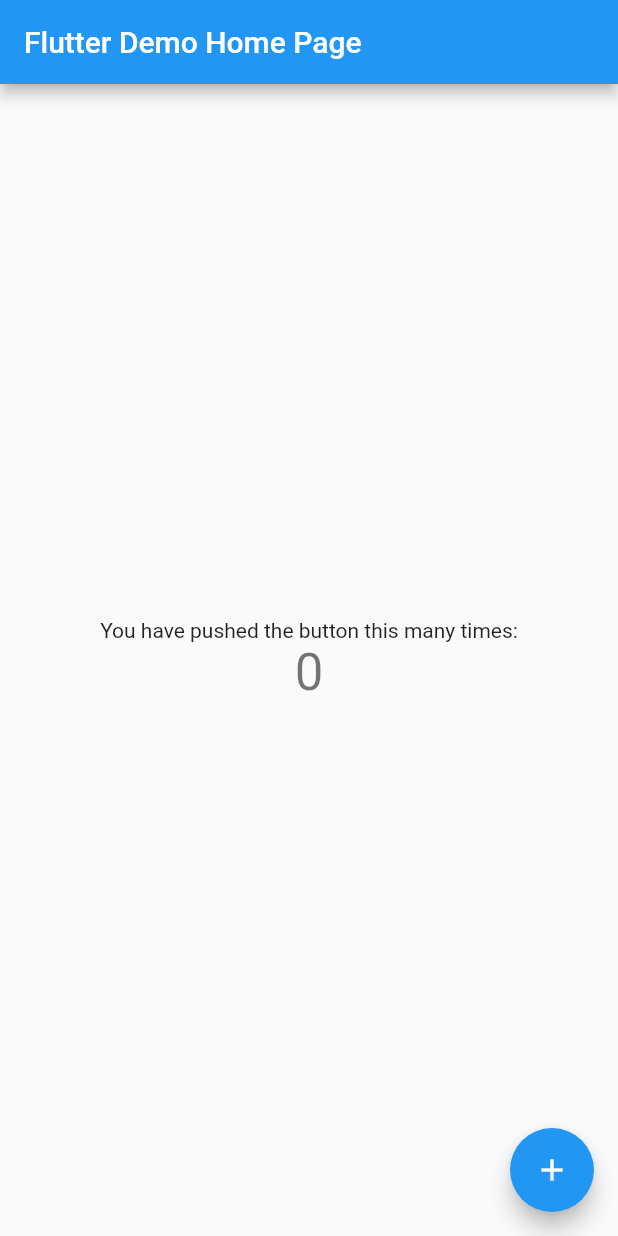
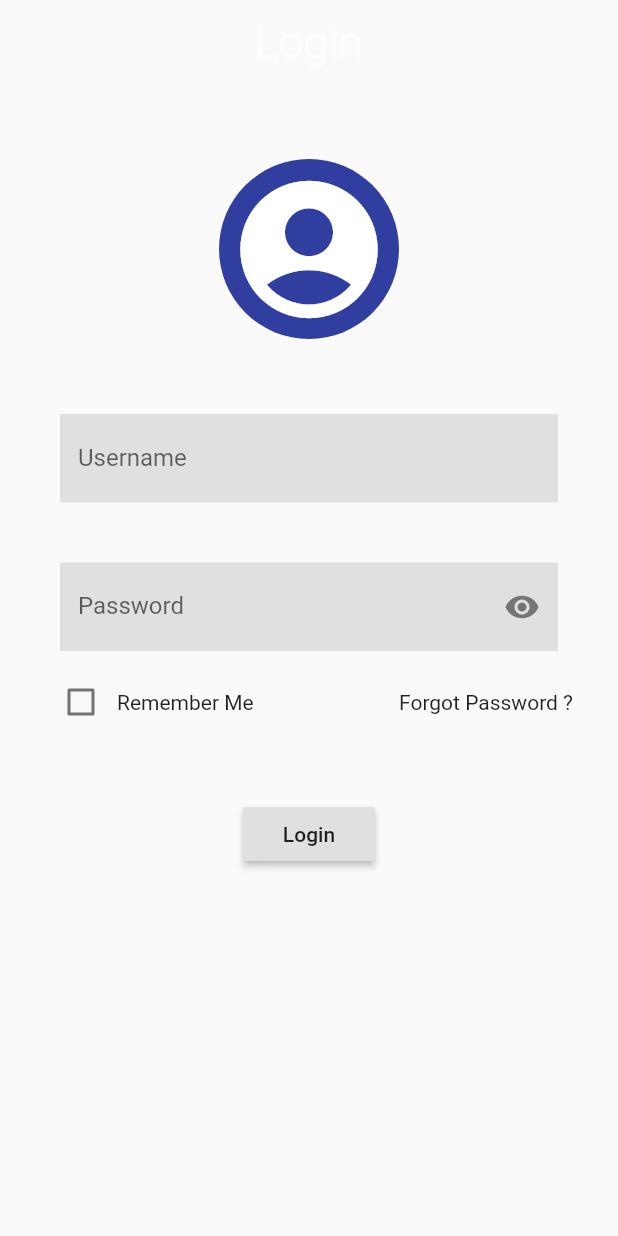
Before and after one commit to Android-Builds/flutter_login, a Flutter app: the screen it shows after launch, on a phone screen of 412 x 824 dp. Run offline on Flutter 3.47's test engine with Material 2 defaults, Android fonts, the phone set to English and light mode, and no system bars; our stand-ins replace shared_preferences.

Commit message:
Add login page

```diff
--- /dev/null
+++ b/lib/constatnts.dart
@@ -0,0 +1 @@
+String userid, password;
--- a/lib/main.dart
+++ b/lib/main.dart
@@ -1,111 +1,19 @@
 import 'package:flutter/material.dart';
+import 'package:login/pages/login.dart';
 
 void main() => runApp(MyApp());
 
 class MyApp extends StatelessWidget {
-  // This widget is the root of your application.
   @override
   Widget build(BuildContext context) {
     return MaterialApp(
-      title: 'Flutter Demo',
+      debugShowCheckedModeBanner: false,
+      title: 'Login',
       theme: ThemeData(
-        // This is the theme of your application.
-        //
-        // Try running your application with "flutter run". You'll see the
-        // application has a blue toolbar. Then, without quitting the app, try
-        // changing the primarySwatch below to Colors.green and then invoke
-        // "hot reload" (press "r" in the console where you ran "flutter run",
-        // or simply save your changes to "hot reload" in a Flutter IDE).
-        // Notice that the counter didn't reset back to zero; the application
-        // is not restarted.
-        primarySwatch: Colors.blue,
+        primarySwatch: Colors.indigo,
       ),
-      home: MyHomePage(title: 'Flutter Demo Home Page'),
+      darkTheme: ThemeData.dark(),
+      home: LoginPage(),
     );
   }
 }
-
-class MyHomePage extends StatefulWidget {
-  MyHomePage({Key key, this.title}) : super(key: key);
-
-  // This widget is the home page of your application. It is stateful, meaning
-  // that it has a State object (defined below) that contains fields that affect
-  // how it looks.
-
-  // This class is the configuration for the state. It holds the values (in this
-  // case the title) provided by the parent (in this case the App widget) and
-  // used by the build method of the State. Fields in a Widget subclass are
-  // always marked "final".
-
-  final String title;
-
-  @override
-  _MyHomePageState createState() => _MyHomePageState();
-}
-
-class _MyHomePageState extends State<MyHomePage> {
-  int _counter = 0;
-
-  void _incrementCounter() {
-    setState(() {
-      // This call to setState tells the Flutter framework that something has
-      // changed in this State, which causes it to rerun the build method below
-      // so that the display can reflect the updated values. If we changed
-      // _counter without calling setState(), then the build method would not be
-      // called again, and so nothing would appear to happen.
-      _counter++;
-    });
-  }
-
-  @override
-  Widget build(BuildContext context) {
-    // This method is rerun every time setState is called, for instance as done
-    // by the _incrementCounter method above.
-    //
-    // The Flutter framework has been optimized to make rerunning build methods
-    // fast, so that you can just rebuild anything that needs updating rather
-    // than having to individually change instances of widgets.
-    return Scaffold(
-      appBar: AppBar(
-        // Here we take the value from the MyHomePage object that was created by
-        // the App.build method, and use it to set our appbar title.
-        title: Text(widget.title),
-      ),
-      body: Center(
-        // Center is a layout widget. It takes a single child and positions it
-        // in the middle of the parent.
-        child: Column(
-          // Column is also a layout widget. It takes a list of children and
-          // arranges them vertically. By default, it sizes itself to fit its
-          // children horizontally, and tries to be as tall as its parent.
-          //
-          // Invoke "debug painting" (press "p" in the console, choose the
-          // "Toggle Debug Paint" action from the Flutter Inspector in Android
-          // Studio, or the "Toggle Debug Paint" command in Visual Studio Code)
-          // to see the wireframe for each widget.
-          //
-          // Column has various properties to control how it sizes itself and
-          // how it positions its children. Here we use mainAxisAlignment to
-          // center the children vertically; the main axis here is the vertical
-          // axis because Columns are vertical (the cross axis would be
-          // horizontal).
-          mainAxisAlignment: MainAxisAlignment.center,
-          children: <Widget>[
-            Text(
-              'You have pushed the button this many times:',
-            ),
-            Text(
-              '$_counter',
-              style: Theme.of(context).textTheme.display1,
-            ),
-          ],
-        ),
-      ),
-      floatingActionButton: FloatingActionButton(
-        onPressed: _incrementCounter,
-        tooltip: 'Increment',
-        child: Icon(Icons.add),
-      ), // This trailing comma makes auto-formatting nicer for build methods.
-    );
-  }
-}
--- /dev/null
+++ b/lib/pages/login.dart
@@ -0,0 +1,106 @@
+import 'package:flutter/material.dart';
+import 'package:login/constatnts.dart';
+import 'package:login/pages/nextpage.dart';
+import 'package:login/widgets/login_widget.dart';
+import 'package:shared_preferences/shared_preferences.dart';
+
+class LoginPage extends StatefulWidget {
+  @override
+  _LoginPageState createState() => _LoginPageState();
+}
+
+class _LoginPageState extends State<LoginPage> {
+
+  final _scaffoldKey = GlobalKey<ScaffoldState>();
+  bool rememberMe;
+  final user = new TextEditingController();
+  final pass = new TextEditingController();
+
+  login() {
+    print('called');
+    if(userid == 'admin' && password == 'password') {
+      _setRememberMe(rememberMe);
+      Navigator.pushReplacement(context,
+      MaterialPageRoute(builder: (context) => NextPage()));
+    } else {
+      _scaffoldKey.currentState.removeCurrentSnackBar();
+      _scaffoldKey.currentState.showSnackBar(
+        SnackBar(content: Text('Wrong Username or Password !'))
+      );
+    }
+  }
+
+  void initState() {
+    super.initState();
+    rememberMe = false;
+  }
+
+  _setRememberMe(bool value) async {
+    final prefs = await SharedPreferences.getInstance();
+    prefs.setBool('rememberMe', value);
+  }
+
+  @override
+  Widget build(BuildContext context) {
+    return SafeArea(
+      child: Scaffold(
+        key: _scaffoldKey,
+        appBar: AppBar(
+          title: Text(
+            'Login',
+            style: TextStyle(
+              fontSize: 30.0,
+              fontWeight: FontWeight.w300
+            ),
+          ),
+          elevation: 0.0,
+          centerTitle: true,
+          backgroundColor: Colors.transparent,
+        ),
+        body: SingleChildScrollView(
+          child: Column(
+            children: <Widget>[
+              LoginWidget(user: user, pass: pass),
+              SizedBox(height:10.0),
+              Padding(
+                padding: const EdgeInsets.symmetric(horizontal: 30.0),
+                child: Row(
+                  mainAxisAlignment: MainAxisAlignment.spaceBetween,
+                  children: <Widget>[
+                    Row(
+                      children: <Widget>[
+                        Checkbox(
+                          activeColor: Colors.blueAccent,
+                          value: rememberMe,
+                          onChanged: (value) {
+                            setState(() {
+                              rememberMe = value;
+                              pass.text = password;
+                              user.text = userid;
+                            });
+                          }
+                        ),
+                        Text('Remember Me'),
+                      ],
+                    ),
+                    GestureDetector(
+                      child: Text('Forgot Password ?'),
+                    ),
+                  ],
+                ),
+              ),
+              SizedBox(height: 40.0),
+              RaisedButton(
+                onPressed: () {
+                  login();
+                },
+                child: Text('Login'),
+              ),
+              SizedBox(height: 50.0),
+            ],
+          ),
+        ),
+      ),
+    );
+  }
+}
--- /dev/null
+++ b/lib/pages/nextpage.dart
@@ -0,0 +1,17 @@
+import 'package:flutter/material.dart';
+
+class NextPage extends StatefulWidget {
+  @override
+  _NextPageState createState() => _NextPageState();
+}
+
+class _NextPageState extends State<NextPage> {
+  @override
+  Widget build(BuildContext context) {
+    return SafeArea(
+      child: Scaffold(
+
+      ),
+    );
+  }
+}
--- /dev/null
+++ b/lib/widgets/login_widget.dart
@@ -0,0 +1,94 @@
+import 'package:flutter/material.dart';
+import 'package:login/constatnts.dart';
+import 'package:login/widgets/theme.dart';
+
+bool passwordVisible = true;
+
+class LoginWidget extends StatefulWidget {
+  const LoginWidget({Key key, @required this.user, @required this.pass}) : super(key: key);
+  final TextEditingController user;
+  final TextEditingController pass;
+
+  @override
+  _LoginWidgetState createState() => _LoginWidgetState();
+}
+
+class _LoginWidgetState extends State<LoginWidget> {
+  @override
+  Widget build(BuildContext context) {
+    return Container(
+      child: SingleChildScrollView(
+        child: Center(
+          child: Column(
+            mainAxisAlignment: MainAxisAlignment.center,
+            children: <Widget>[
+              SizedBox(height: 50.0),
+              CircleAvatar(
+                radius: 60.0,
+                child: Icon(
+                  Icons.account_circle,
+                  size: 110.0,
+                ),
+              ),
+              SizedBox(height: 50.0),
+              Padding(
+                padding: const EdgeInsets.symmetric(horizontal:40.0),
+                child: TextFormField(
+                  maxLines: 1,
+                  keyboardType: TextInputType.text,
+                  controller: widget.user,
+                  onChanged: (text) {
+                    userid = widget.user.text;
+                  },
+                  obscureText: passwordVisible,
+                  decoration: InputDecoration(
+                    labelText: 'Username',
+                    hintText: 'Enter your Username',
+                    fillColor: getTheme(context) == 'dark' ?
+                      Colors.grey[900] : Colors.grey[300],
+                    filled: true,
+                    border: InputBorder.none,
+                  ),
+                ),
+              ),
+              SizedBox(height: 40.0),
+              Padding(
+                padding: const EdgeInsets.symmetric(horizontal:40.0),
+                child: TextFormField(
+                  maxLines: 1,
+                  keyboardType: TextInputType.text,
+                  controller: widget.pass,
+                  onChanged: (text) {
+                    password = widget.pass.text;
+                  },
+                  obscureText: passwordVisible,
+                  decoration: InputDecoration(
+                    labelText: 'Password',
+                    hintText: 'Enter your password',
+                    fillColor: getTheme(context) == 'dark' ?
+                      Colors.grey[900] : Colors.grey[300],
+                    filled: true,
+                    border: InputBorder.none,
+                    suffixIcon: IconButton(
+                      icon: Icon(
+                        passwordVisible
+                        ? Icons.visibility
+                        : Icons.visibility_off,
+                        color: Colors.grey[600],
+                      ),
+                      onPressed: () {
+                        setState(() {
+                          passwordVisible = !passwordVisible;
+                        });
+                      },
+                    ),
+                  ),
+                ),
+              ),
+            ],
+          ),
+        ),
+      ),
+    );
+  }
+}
--- /dev/null
+++ b/lib/widgets/theme.dart
@@ -0,0 +1,23 @@
+import 'package:flutter/material.dart';
+
+getColor(context) {
+  if(MediaQuery.of(context).platformBrightness == Brightness.dark) {
+    return Colors.white;
+  } else {
+    return Colors.black;
+  }
+}
+
+getTheme(context) {
+  if(MediaQuery.of(context).platformBrightness == Brightness.dark) {
+    return 'dark';
+  } else {
+    return 'light';
+  }
+}
+
+getAppBarTheme(context){
+  return new TextStyle(
+    color: getColor(context)
+  );
+}
--- a/pubspec.yaml
+++ b/pubspec.yaml
@@ -23,6 +23,9 @@ dependencies:
   # The following adds the Cupertino Icons font to your application.
   # Use with the CupertinoIcons class for iOS style icons.
   cupertino_icons: ^0.1.2
+  shared_preferences:
+  firebase_auth:
+  google_sign_in:
 
 dev_dependencies:
   flutter_test:
```
Also changed, not shown: pubspec.lock.
